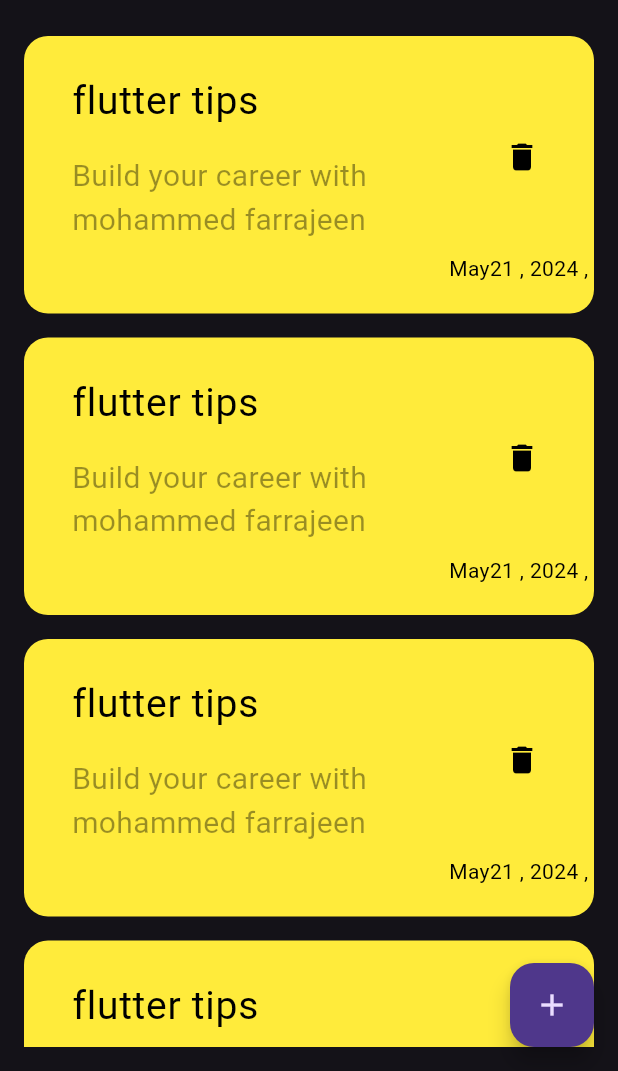
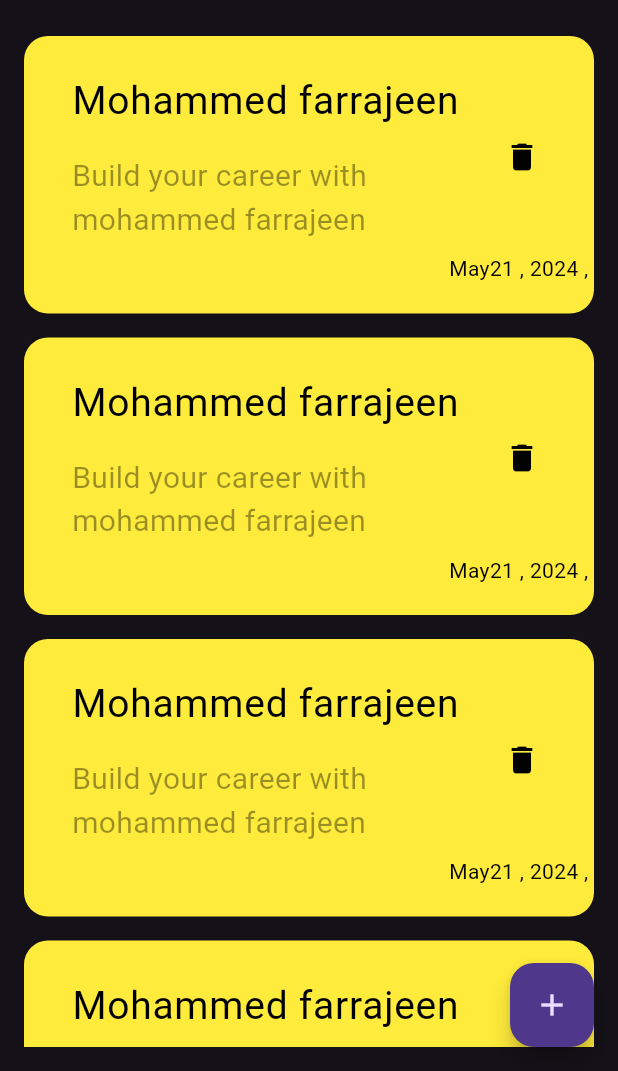
Before and after one commit to m07amadd/notes_app, a Flutter app: the screen it shows after launch, on a phone screen of 412 x 824 dp, the part 165-1236 px from its top. Run offline on Flutter 3.47's test engine with Material 3 defaults, Android fonts, the phone set to English and light mode, and no system bars.

```diff
--- a/lib/widgets/custom_note_item.dart
+++ b/lib/widgets/custom_note_item.dart
@@ -21,7 +21,7 @@ class NoteItem extends StatelessWidget {
           children: [
             ListTile(
               title: Text(
-                'flutter tips',
+                'Mohammed farrajeen',
                 style: TextStyle(color: Colors.black, fontSize: 26),
               ),
               subtitle: Padding(
```
Also changed, not shown: lib/models/note_model.dart (added, +12 -0 lines), pubspec.yaml (+7 -0 lines), pubspec.lock, 1 other file.
